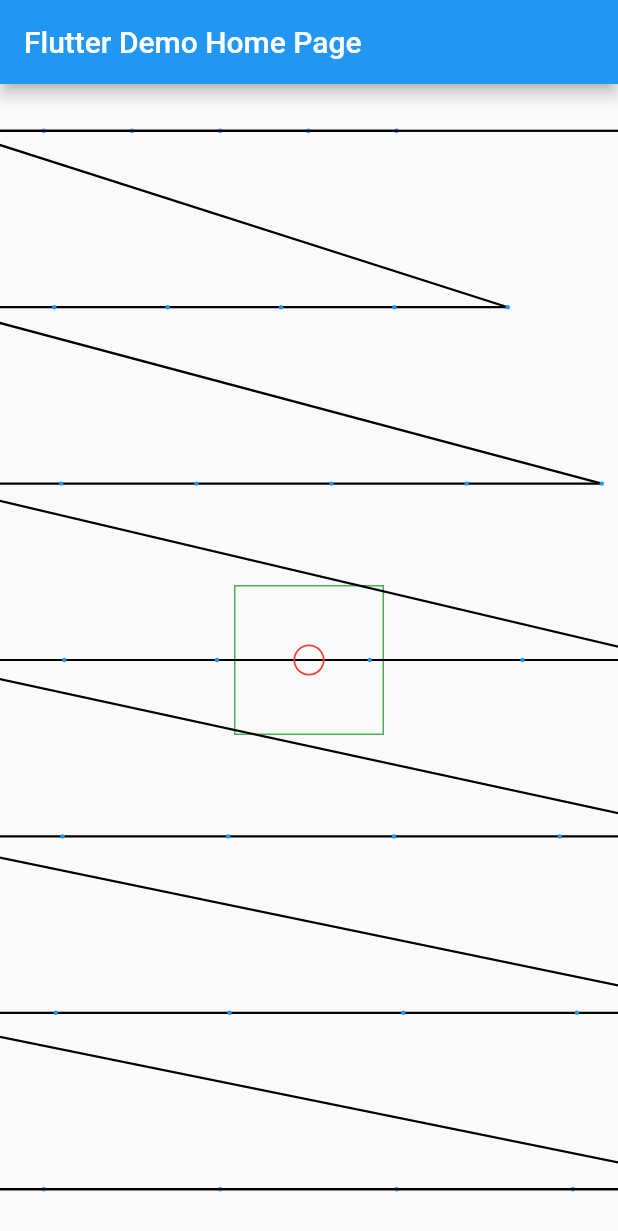
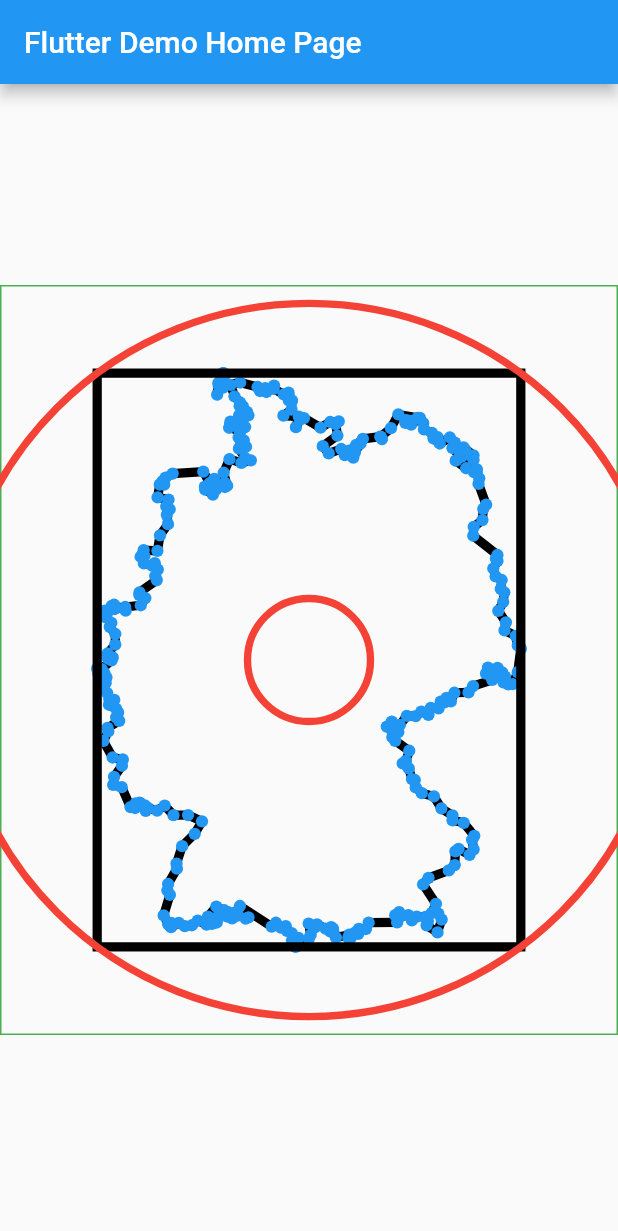
Before and after one commit to tmaihoff/coordinate_drawer, a Flutter app: the screen it shows after launch, on a phone screen of 412 x 824 dp. Shown: the top 1231 px of the screen. Run offline on Flutter 3.47's test engine with Material 2 defaults, Android fonts, the phone set to English and light mode, and no system bars.

Commit message:
fixed cenntering and other stuff

```diff
--- a/example/lib/main.dart
+++ b/example/lib/main.dart
@@ -74,10 +74,10 @@ class _MyHomePageState extends State<MyHomePage> {
           // Center is a layout widget. It takes a single child and positions it
           // in the middle of the parent.
           child: Container(
-        width: 100,
-        height: 100,
+        width: 500,
+        height: 500,
         decoration: BoxDecoration(border: Border.all(color: Colors.green)),
-        child: CoordinateDrawer(coordinates: grid
+        child: CoordinateDrawer(coordinates: germany
 
             //   Coordinate(lon: 0, lat: 0),lat:          //   Coordinate(lon: 10, lat: 10),lat:          //   Coordinate(lon: 20, lat: 20),lat:          //   Coordinate(lon: 30, lat: 30),lat:          //   Coordinate(lon: 40, lat: 10),lat:          //   Coordinate(lon: 50, lat: 30),lat:          //   Coordinate(lon: 60, lat: 20),lat:          //   Coordinate(lon: 70, lat: 10),lat:          //   Coordinate(lon: 80, lat: 20),lat:          //   Coordinate(lon: 50, lat: 10),lat:          // ]
             ),
@@ -89,46 +89,24 @@ class _MyHomePageState extends State<MyHomePage> {
 var grid = [
   Coordinate(lat: 0, lon: 0),
   Coordinate(lat: 0, lon: 10),
-  Coordinate(lat: 0, lon: 20),
-  Coordinate(lat: 0, lon: 30),
-  Coordinate(lat: 0, lon: 40),
-  Coordinate(lat: 0, lon: 50),
   Coordinate(lat: 10, lon: 0),
   Coordinate(lat: 10, lon: 10),
-  Coordinate(lat: 10, lon: 20),
-  Coordinate(lat: 10, lon: 30),
-  Coordinate(lat: 10, lon: 40),
-  Coordinate(lat: 10, lon: 50),
   Coordinate(lat: 20, lon: 0),
   Coordinate(lat: 20, lon: 10),
-  Coordinate(lat: 20, lon: 20),
-  Coordinate(lat: 20, lon: 30),
-  Coordinate(lat: 20, lon: 40),
-  Coordinate(lat: 20, lon: 50),
   Coordinate(lat: 30, lon: 0),
   Coordinate(lat: 30, lon: 10),
-  Coordinate(lat: 30, lon: 20),
-  Coordinate(lat: 30, lon: 30),
-  Coordinate(lat: 30, lon: 40),
-  Coordinate(lat: 30, lon: 50),
   Coordinate(lat: 40, lon: 0),
   Coordinate(lat: 40, lon: 10),
-  Coordinate(lat: 40, lon: 20),
-  Coordinate(lat: 40, lon: 30),
-  Coordinate(lat: 40, lon: 40),
-  Coordinate(lat: 40, lon: 50),
   Coordinate(lat: 50, lon: 0),
   Coordinate(lat: 50, lon: 10),
-  Coordinate(lat: 50, lon: 20),
-  Coordinate(lat: 50, lon: 30),
-  Coordinate(lat: 50, lon: 40),
-  Coordinate(lat: 50, lon: 50),
   Coordinate(lat: 60, lon: 0),
   Coordinate(lat: 60, lon: 10),
-  Coordinate(lat: 60, lon: 20),
-  Coordinate(lat: 60, lon: 30),
-  Coordinate(lat: 60, lon: 40),
-  Coordinate(lat: 60, lon: 50),
+  Coordinate(lat: 70, lon: 0),
+  Coordinate(lat: 70, lon: 10),
+  Coordinate(lat: 80, lon: 0),
+  Coordinate(lat: 80, lon: 10),
+  Coordinate(lat: 90, lon: 0),
+  Coordinate(lat: 90, lon: 10),
 ];
 
 var germany = [
--- a/lib/src/coordinate.dart
+++ b/lib/src/coordinate.dart
@@ -15,22 +15,28 @@ class Coordinate {
 class CoordinateList {
   CoordinateList(
     this.coordinates,
-  ) : offsets = coordinates.map((e) => coordinateToOffset(e)).toList() {
+  ) {
+    final cMaxX = coordinates.map((e) => e.lon).reduce(max);
+    final cMinX = coordinates.map((e) => e.lon).reduce(min);
+    final centerX = cMinX + (cMaxX - cMinX) / 2;
+    coordinates = coordinates
+        // center it for symmetric drawing
+        .map((e) => Coordinate(lat: e.lat, lon: e.lon - centerX))
+        .toList();
+    offsets = coordinates.map((e) => coordinateToOffset(e)).toList();
+
     minX = offsets.map((e) => e.dx).reduce(min);
     maxX = offsets.map((e) => e.dx).reduce(max);
     minY = offsets.map((e) => e.dy).reduce(min);
     maxY = offsets.map((e) => e.dy).reduce(max);
     points = offsets.map((e) => Offset(e.dx - minX, e.dy - minY)).toList();
-    print('size: $size');
-    print('topLeft: $topLeft');
-    print('topRight: $topRight');
-    print('size: $size');
+    points.forEach((element) {
+      print(element);
+    });
   }
 
-  // TODO: auf x-Achse verschieben um korrekte Projektion zu erlangen
-
-  final List<Coordinate> coordinates;
-  final List<Offset> offsets;
+  List<Coordinate> coordinates;
+  late List<Offset> offsets;
 
   late double minX;
   late double maxX;
@@ -45,9 +51,7 @@ class CoordinateList {
 
   static Offset coordinateToOffset(Coordinate coordinate) {
     final scale = 0.2;
-    double offset = cos(coordinate.lat * pi / 180) * 60 * scale;
-    double x = coordinate.lon * cos(coordinate.lat * pi / 180) * 60 * scale +
-        coordinate.lat; // TODO:??? korrektes offes berechnen
+    double x = coordinate.lon * cos(coordinate.lat * pi / 180) * 60 * scale;
     double y = -coordinate.lat * 60 * scale;
     return Offset(x, y);
   }
--- a/lib/src/coordinate_drawer.dart
+++ b/lib/src/coordinate_drawer.dart
@@ -53,13 +53,10 @@ class _Painter extends CustomPainter {
       ..style = PaintingStyle.stroke;
     Paint pointPaint = Paint()
       ..color = Colors.blue
-      ..strokeWidth = 3
+      ..strokeWidth = 2
       ..strokeCap = StrokeCap.round;
 
-    print(coordinateList.size);
-    print(coordinateList.center);
-
-    // // move canvas for centering
+    // move canvas for centering
     canvas.translate(-coordinateList.center.dx, -coordinateList.center.dy);
 
     for (int i = 0; i < coordinateList.length; i++) {
```
